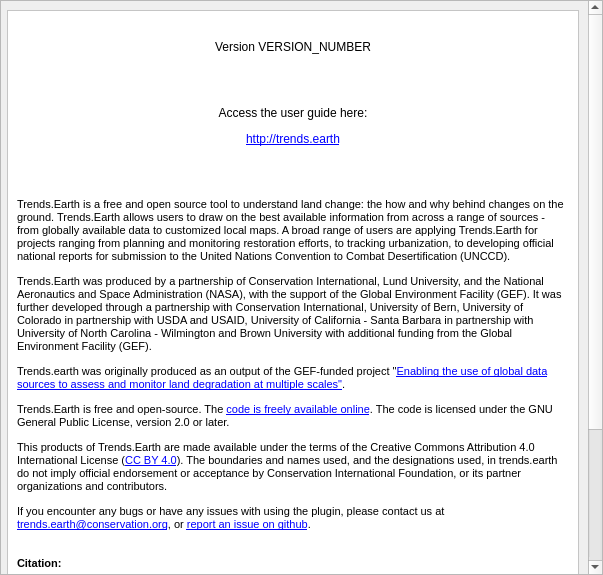
This is LDMP/gui/DlgAbout.ui in ConservationInternational/trends.earth as Qt 5 draws it before an edit. The edited form follows.
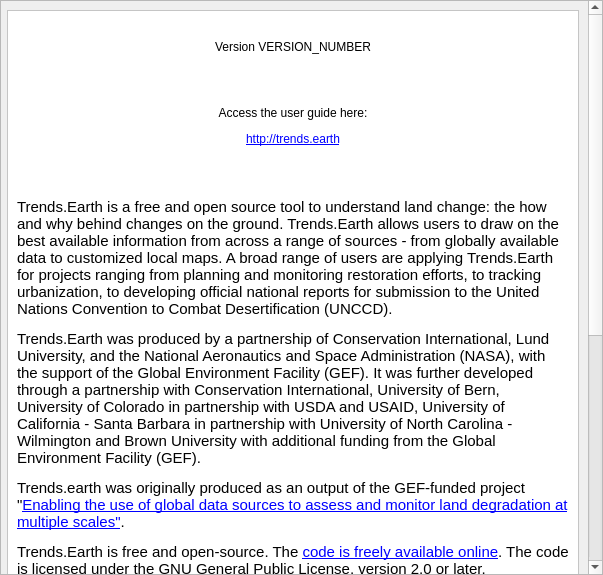
This is the edited form. Icons and pictures are not drawn.

```diff
--- a/LDMP/gui/DlgAbout.ui
+++ b/LDMP/gui/DlgAbout.ui
@@ -58,7 +58,7 @@
         <x>0</x>
         <y>0</y>
         <width>584</width>
-        <height>911</height>
+        <height>1134</height>
        </rect>
       </property>
       <layout class="QVBoxLayout" name="verticalLayout">
@@ -99,7 +99,7 @@
           <item>
            <widget class="QLabel" name="textBrowser">
             <property name="text">
-             <string>&lt;html&gt;&lt;head/&gt;&lt;body&gt;&lt;p align=&quot;center&quot;&gt;Version VERSION_NUMBER&lt;/p&gt;&lt;p align=&quot;center&quot;&gt;&lt;br/&gt;&lt;/p&gt;&lt;p align=&quot;center&quot;&gt;Access the user guide here:&lt;/p&gt;&lt;p align=&quot;center&quot;&gt;&lt;a href=&quot;http://trends.earth&quot;&gt;&lt;span style=&quot; text-decoration: underline; color:#0000ff;&quot;&gt;http://trends.earth&lt;/span&gt;&lt;/a&gt;&lt;/p&gt;&lt;p&gt;&lt;br/&gt;&lt;/p&gt;&lt;p&gt;&lt;span style=&quot; font-size:8pt;&quot;&gt;Trends.Earth is a free and open source tool to understand land change: the how and why behind changes on the ground. Trends.Earth allows users to draw on the best available information from across a range of sources - from globally available data to customized local maps. A broad range of users are applying Trends.Earth for projects ranging from planning and monitoring restoration efforts, to tracking urbanization, to developing official national reports for submission to the United Nations Convention to Combat Desertification (UNCCD).&lt;/span&gt;&lt;/p&gt;&lt;p&gt;&lt;span style=&quot; font-size:8pt;&quot;&gt;Trends.Earth was produced by a partnership of Conservation International, Lund University, and the National Aeronautics and Space Administration (NASA), with the support of the Global Environment Facility (GEF). It was further developed through a partnership with Conservation International, University of Bern, University of Colorado in partnership with USDA and USAID, University of California - Santa Barbara in partnership with University of North Carolina - Wilmington and Brown University with additional funding from the Global Environment Facility (GEF).&lt;/span&gt;&lt;/p&gt;&lt;p&gt;&lt;span style=&quot; font-size:8pt;&quot;&gt;Trends.earth was originally produced as an output of the GEF-funded project &amp;quot;&lt;/span&gt;&lt;a href=&quot;http://vitalsigns.org/gef-ldmp&quot;&gt;&lt;span style=&quot; font-size:8pt; text-decoration: underline; color:#0000ff;&quot;&gt;Enabling the use of global data sources to assess and monitor land degradation at multiple scales&amp;quot;&lt;/span&gt;&lt;/a&gt;&lt;span style=&quot; font-size:8pt;&quot;&gt;.&lt;/span&gt;&lt;/p&gt;&lt;p&gt;&lt;span style=&quot; font-size:8pt;&quot;&gt;Trends.Earth is free and open-source. The &lt;/span&gt;&lt;a href=&quot;https://github.com/ConservationInternational/trends.earth&quot;&gt;&lt;span style=&quot; font-size:8pt; text-decoration: underline; color:#0000ff;&quot;&gt;code is freely available online&lt;/span&gt;&lt;/a&gt;&lt;span style=&quot; font-size:8pt;&quot;&gt;. The code is licensed under the GNU General Public License, version 2.0 or later.&lt;/span&gt;&lt;/p&gt;&lt;p&gt;&lt;span style=&quot; font-size:8pt;&quot;&gt;This products of Trends.Earth are made available under the terms of the Creative Commons Attribution 4.0 International License (&lt;/span&gt;&lt;a href=&quot;https://creativecommons.org/licenses/by/4.0/&quot;&gt;&lt;span style=&quot; font-size:8pt; text-decoration: underline; color:#0000ff;&quot;&gt;CC BY 4.0&lt;/span&gt;&lt;/a&gt;&lt;span style=&quot; font-size:8pt;&quot;&gt;). The boundaries and names used, and the designations used, in trends.earth do not imply official endorsement or acceptance by Conservation International Foundation, or its partner organizations and contributors.&lt;/span&gt;&lt;/p&gt;&lt;p&gt;&lt;span style=&quot; font-size:8pt;&quot;&gt;If you encounter any bugs or have any issues with using the plugin, please contact us at &lt;/span&gt;&lt;a href=&quot;mailto:trends.earth@conservation.org&quot;&gt;&lt;span style=&quot; font-size:8pt; text-decoration: underline; color:#0000ff;&quot;&gt;trends.earth@conservation.org&lt;/span&gt;&lt;/a&gt;&lt;span style=&quot; font-size:8pt;&quot;&gt;, or &lt;/span&gt;&lt;a href=&quot;https://github.com/ConservationInternational/trends.earth/issues&quot;&gt;&lt;span style=&quot; font-size:8pt; text-decoration: underline; color:#0000ff;&quot;&gt;report an issue on github&lt;/span&gt;&lt;/a&gt;&lt;span style=&quot; font-size:8pt;&quot;&gt;.&lt;/span&gt;&lt;/p&gt;&lt;p&gt;&lt;br/&gt;&lt;span style=&quot; font-size:8pt; font-weight:600;&quot;&gt;Citation:&lt;/span&gt;&lt;/p&gt;&lt;p&gt;&lt;span style=&quot; font-size:8pt;&quot;&gt;Trends.Earth. Conservation International. Available online at: http://trends.earth. 2022.&lt;/span&gt;&lt;/p&gt;&lt;p&gt;&lt;br/&gt;&lt;/p&gt;&lt;p&gt;&lt;br/&gt;&lt;/p&gt;&lt;p&gt;&lt;br/&gt;&lt;/p&gt;&lt;/body&gt;&lt;/html&gt;</string>
+             <string>&lt;html&gt;&lt;head/&gt;&lt;body&gt;&lt;p align=&quot;center&quot;&gt;Version VERSION_NUMBER&lt;/p&gt;&lt;p align=&quot;center&quot;&gt;&lt;br/&gt;&lt;/p&gt;&lt;p align=&quot;center&quot;&gt;Access the user guide here:&lt;/p&gt;&lt;p align=&quot;center&quot;&gt;&lt;a href=&quot;http://trends.earth&quot;&gt;&lt;span style=&quot; text-decoration: underline; color:#0000ff;&quot;&gt;http://trends.earth&lt;/span&gt;&lt;/a&gt;&lt;/p&gt;&lt;p&gt;&lt;br/&gt;&lt;/p&gt;&lt;p&gt;&lt;span style=&quot; font-size:11pt;&quot;&gt;Trends.Earth is a free and open source tool to understand land change: the how and why behind changes on the ground. Trends.Earth allows users to draw on the best available information from across a range of sources - from globally available data to customized local maps. A broad range of users are applying Trends.Earth for projects ranging from planning and monitoring restoration efforts, to tracking urbanization, to developing official national reports for submission to the United Nations Convention to Combat Desertification (UNCCD).&lt;/span&gt;&lt;/p&gt;&lt;p&gt;&lt;span style=&quot; font-size:11pt;&quot;&gt;Trends.Earth was produced by a partnership of Conservation International, Lund University, and the National Aeronautics and Space Administration (NASA), with the support of the Global Environment Facility (GEF). It was further developed through a partnership with Conservation International, University of Bern, University of Colorado in partnership with USDA and USAID, University of California - Santa Barbara in partnership with University of North Carolina - Wilmington and Brown University with additional funding from the Global Environment Facility (GEF).&lt;/span&gt;&lt;/p&gt;&lt;p&gt;&lt;span style=&quot; font-size:11pt;&quot;&gt;Trends.earth was originally produced as an output of the GEF-funded project &amp;quot;&lt;/span&gt;&lt;a href=&quot;http://vitalsigns.org/gef-ldmp&quot;&gt;&lt;span style=&quot; font-size:11pt; text-decoration: underline; color:#0000ff;&quot;&gt;Enabling the use of global data sources to assess and monitor land degradation at multiple scales&amp;quot;&lt;/span&gt;&lt;/a&gt;&lt;span style=&quot; font-size:11pt;&quot;&gt;.&lt;/span&gt;&lt;/p&gt;&lt;p&gt;&lt;span style=&quot; font-size:11pt;&quot;&gt;Trends.Earth is free and open-source. The &lt;/span&gt;&lt;a href=&quot;https://github.com/ConservationInternational/trends.earth&quot;&gt;&lt;span style=&quot; font-size:11pt; text-decoration: underline; color:#0000ff;&quot;&gt;code is freely available online&lt;/span&gt;&lt;/a&gt;&lt;span style=&quot; font-size:11pt;&quot;&gt;. The code is licensed under the GNU General Public License, version 2.0 or later.&lt;/span&gt;&lt;/p&gt;&lt;p&gt;&lt;span style=&quot; font-size:11pt;&quot;&gt;The products of Trends.Earth are made available under the terms of the Creative Commons Attribution 4.0 International License (&lt;/span&gt;&lt;a href=&quot;https://creativecommons.org/licenses/by/4.0/&quot;&gt;&lt;span style=&quot; font-size:11pt; text-decoration: underline; color:#0000ff;&quot;&gt;CC BY 4.0&lt;/span&gt;&lt;/a&gt;&lt;span style=&quot; font-size:11pt;&quot;&gt;). The boundaries and names used, and the designations used, in trends.earth do not imply official endorsement or acceptance by Conservation International Foundation, or its partner organizations and contributors.&lt;/span&gt;&lt;/p&gt;&lt;p&gt;&lt;span style=&quot; font-size:11pt;&quot;&gt;If you encounter any bugs or have any issues with using the plugin, please contact us at &lt;/span&gt;&lt;a href=&quot;mailto:trends.earth@conservation.org&quot;&gt;&lt;span style=&quot; font-size:11pt; text-decoration: underline; color:#0000ff;&quot;&gt;trends.earth@conservation.org&lt;/span&gt;&lt;/a&gt;&lt;span style=&quot; font-size:11pt;&quot;&gt;, or &lt;/span&gt;&lt;a href=&quot;https://github.com/ConservationInternational/trends.earth/issues&quot;&gt;&lt;span style=&quot; font-size:11pt; text-decoration: underline; color:#0000ff;&quot;&gt;report an issue on github&lt;/span&gt;&lt;/a&gt;&lt;span style=&quot; font-size:11pt;&quot;&gt;.&lt;/span&gt;&lt;/p&gt;&lt;p&gt;&lt;span style=&quot; font-size:11pt;&quot;&gt;&lt;br/&gt;&lt;/span&gt;&lt;span style=&quot; font-size:11pt; font-weight:600;&quot;&gt;Citation:&lt;/span&gt;&lt;/p&gt;&lt;p&gt;&lt;span style=&quot; font-size:11pt;&quot;&gt;Trends.Earth. Conservation International. Available online at: http://trends.earth. 2022.&lt;/span&gt;&lt;/p&gt;&lt;p&gt;&lt;br/&gt;&lt;/p&gt;&lt;p&gt;&lt;br/&gt;&lt;/p&gt;&lt;p&gt;&lt;br/&gt;&lt;/p&gt;&lt;/body&gt;&lt;/html&gt;</string>
             </property>
             <property name="wordWrap">
              <bool>true</bool>
```
